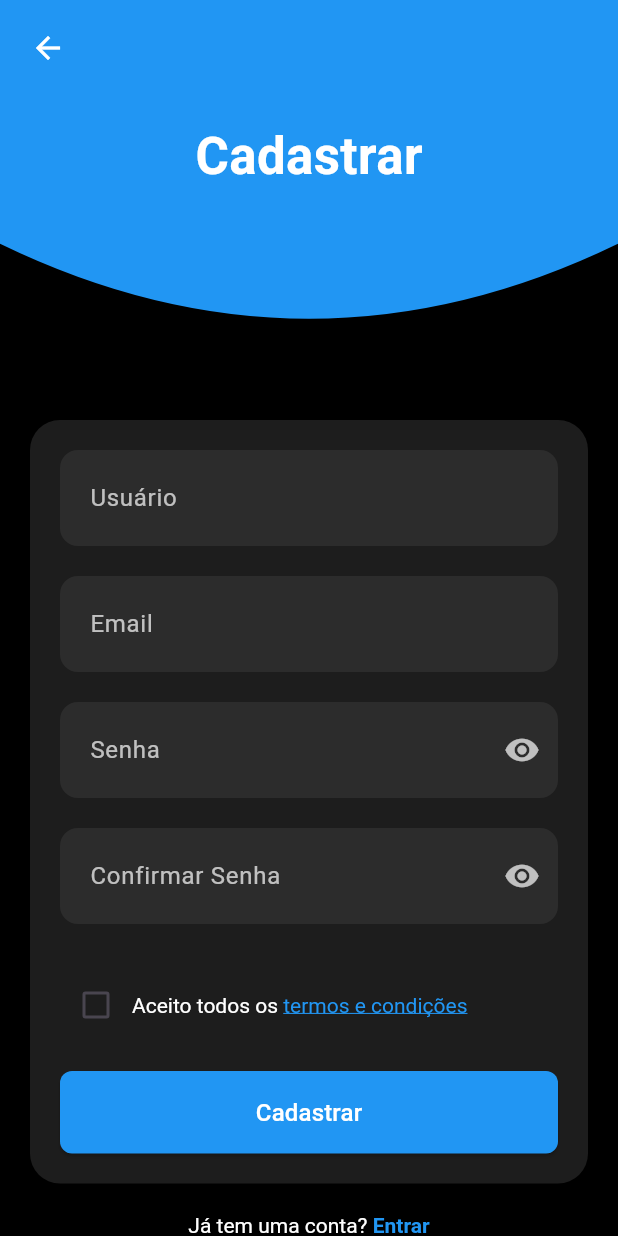
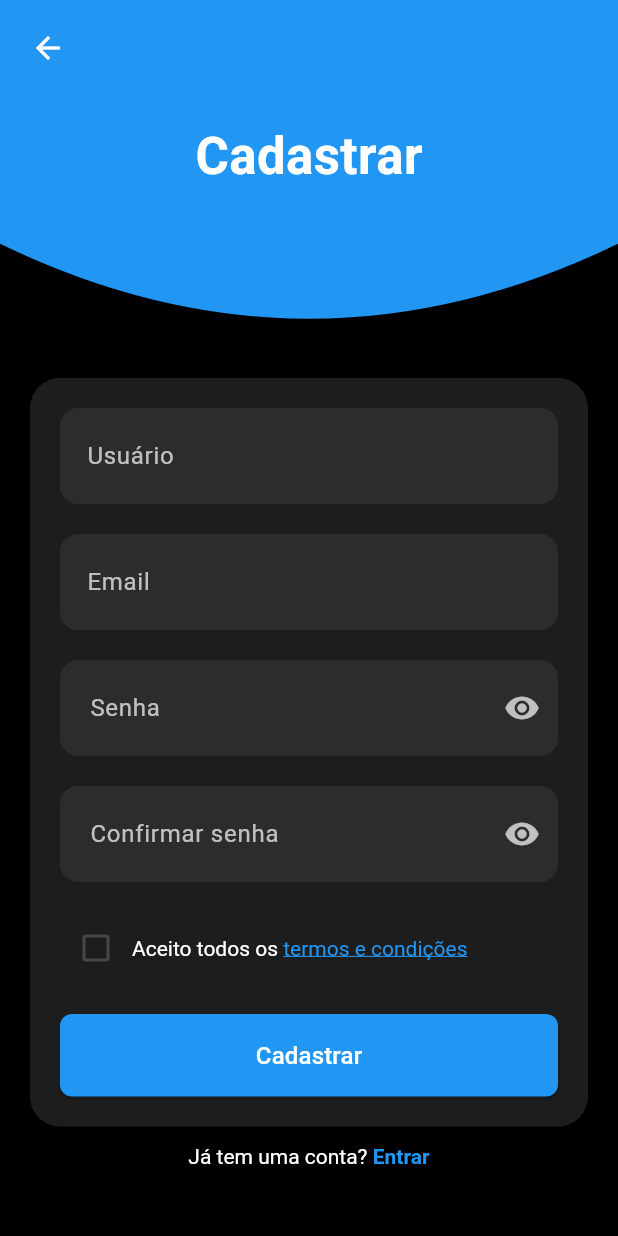
Before and after one commit to Josmateussilva0110/EVOLVERE_PDSI, a Flutter app: the screen it shows after launch, on a phone screen of 412 x 824 dp. Run offline on Flutter 3.47's test engine with Material 3 defaults, Android fonts, the phone set to English and light mode, and no system bars; our stand-ins replace image_picker.

Commit message:
refactor: tela de cadastro

```diff
--- a/frontend/lib/features/user/create_user_screen.dart
+++ /dev/null
@@ -1,199 +0,0 @@
-import 'package:flutter/material.dart';
-import '../user/tela_login/components/custom_top_curve.dart';
-
-void main() => runApp(MaterialApp(home: RegisterUserScreen()));
-
-class RegisterUserScreen extends StatefulWidget {
-  @override
-  _RegisterUserScreenState createState() => _RegisterUserScreenState();
-}
-
-class _RegisterUserScreenState extends State<RegisterUserScreen> {
-  bool _obscurePassword = true;
-  bool _obscureConfirmPassword = true;
-  bool _acceptTerms = false;
-
-  @override
-  Widget build(BuildContext context) {
-    return Scaffold(
-      backgroundColor: Colors.black,
-      body: SafeArea(
-        child: SingleChildScrollView(
-          child: Column(
-            children: [
-              CustomTopCurve(label: "Cadastrar"),
-              SizedBox(height: 30),
-              Padding(
-                padding: const EdgeInsets.symmetric(horizontal: 20),
-                child: Container(
-                  padding: EdgeInsets.all(20),
-                  decoration: BoxDecoration(
-                    color: Color(0xFF1D1D1D),
-                    borderRadius: BorderRadius.circular(20),
-                    boxShadow: [
-                      BoxShadow(
-                        color: Colors.black.withOpacity(0.5),
-                        blurRadius: 10,
-                        offset: Offset(0, 4),
-                      ),
-                    ],
-                  ),
-                  child: Column(
-                    crossAxisAlignment: CrossAxisAlignment.stretch,
-                    children: [
-                      _buildTextField(label: "Usuário"),
-                      SizedBox(height: 20),
-                      _buildTextField(label: "Email"),
-                      SizedBox(height: 20),
-                      _buildPasswordField(
-                        label: "Senha",
-                        obscureText: _obscurePassword,
-                        toggle: () {
-                          setState(() => _obscurePassword = !_obscurePassword);
-                        },
-                      ),
-                      SizedBox(height: 20),
-                      _buildPasswordField(
-                        label: "Confirmar Senha",
-                        obscureText: _obscureConfirmPassword,
-                        toggle: () {
-                          setState(
-                            () =>
-                                _obscureConfirmPassword =
-                                    !_obscureConfirmPassword,
-                          );
-                        },
-                      ),
-                      SizedBox(height: 30),
-                      Row(
-                        children: [
-                          Checkbox(
-                            value: _acceptTerms,
-                            onChanged: (bool? value) {
-                              setState(() {
-                                _acceptTerms = value ?? false;
-                              });
-                            },
-                            activeColor: Color(0xFF2196F3),
-                          ),
-                          Expanded(
-                            child: RichText(
-                              text: TextSpan(
-                                text: 'Aceito todos os ',
-                                style: TextStyle(color: Colors.white),
-                                children: [
-                                  TextSpan(
-                                    text: 'termos e condições',
-                                    style: TextStyle(
-                                      color: Color(0xFF2196F3),
-                                      decoration: TextDecoration.underline,
-                                    ),
-                                    // Aqui você pode adicionar lógica de clique se quiser abrir outra tela
-                                  ),
-                                ],
-                              ),
-                            ),
-                          ),
-                        ],
-                      ),
-                      SizedBox(height: 20),
-
-                      ElevatedButton(
-                        style: ElevatedButton.styleFrom(
-                          backgroundColor: Color(0xFF2196F3),
-                          foregroundColor: Colors.white,
-                          padding: EdgeInsets.symmetric(vertical: 16),
-                          shape: RoundedRectangleBorder(
-                            borderRadius: BorderRadius.circular(8),
-                          ),
-                        ),
-                        onPressed: () {},
-                        child: Text(
-                          'Cadastrar',
-                          style: TextStyle(fontSize: 16),
-                        ),
-                      ),
-                    ],
-                  ),
-                ),
-              ),
-              SizedBox(height: 20),
-              Center(
-                child: RichText(
-                  text: TextSpan(
-                    text: 'Já tem uma conta? ',
-                    style: TextStyle(color: Colors.white),
-                    children: [
-                      TextSpan(
-                        text: 'Entrar',
-                        style: TextStyle(
-                          color: Color(0xFF2196F3),
-                          fontWeight: FontWeight.bold,
-                        ),
-                        // Pode adicionar funcionalidade de clique aqui
-                      ),
-                    ],
-                  ),
-                ),
-              ),
-            ],
-          ),
-        ),
-      ),
-    );
-  }
-
-  Widget _buildTextField({required String label}) {
-    return TextField(
-      style: TextStyle(color: Colors.white),
-      decoration: InputDecoration(
-        labelText: label,
-        labelStyle: TextStyle(color: Colors.white70),
-        filled: true,
-        fillColor: Color(0xFF2C2C2C),
-        contentPadding: EdgeInsets.symmetric(vertical: 20, horizontal: 16),
-        enabledBorder: OutlineInputBorder(
-          borderRadius: BorderRadius.circular(12),
-          borderSide: BorderSide.none,
-        ),
-        focusedBorder: OutlineInputBorder(
-          borderRadius: BorderRadius.circular(12),
-          borderSide: BorderSide(color: Color(0xFF2196F3), width: 2),
-        ),
-      ),
-    );
-  }
-
-  Widget _buildPasswordField({
-    required String label,
-    required bool obscureText,
-    required VoidCallback toggle,
-  }) {
-    return TextField(
-      obscureText: obscureText,
-      style: TextStyle(color: Colors.white),
-      decoration: InputDecoration(
-        labelText: label,
-        labelStyle: TextStyle(color: Colors.white70),
-        filled: true,
-        fillColor: Color(0xFF2C2C2C),
-        suffixIcon: IconButton(
-          icon: Icon(
-            obscureText ? Icons.visibility : Icons.visibility_off,
-            color: Colors.white70,
-          ),
-          onPressed: toggle,
-        ),
-        contentPadding: EdgeInsets.symmetric(vertical: 20, horizontal: 16),
-        enabledBorder: OutlineInputBorder(
-          borderRadius: BorderRadius.circular(12),
-          borderSide: BorderSide.none,
-        ),
-        focusedBorder: OutlineInputBorder(
-          borderRadius: BorderRadius.circular(12),
-          borderSide: BorderSide(color: Color(0xFF2196F3), width: 2),
-        ),
-      ),
-    );
-  }
-}
--- a/frontend/lib/features/user/create_categorie_screen.dart
+++ b/frontend/lib/features/user/register_category/screens/categorie_screen.dart
@@ -1,7 +1,8 @@
 import 'package:flutter/material.dart';
 import 'package:image_picker/image_picker.dart';
 import 'dart:io';
-import '../user/tela_login/components/custom_top_curve.dart';
+import '../../components/custom_top_curve.dart';
+import '../../widgets/text_field.dart';
 
 void main() => runApp(MaterialApp(home: RegisterCategorieScreen()));
 
@@ -63,21 +64,13 @@ class _CategoriesScreenState extends State<RegisterCategorieScreen> {
                   child: Column(
                     crossAxisAlignment: CrossAxisAlignment.stretch,
                     children: [
-                      _buildTextField(
-                        label: "Nome da Categoria",
-                        hint: "Digite o nome da categoria",
-                      ),
+                      CustomTextField(label: "Nome da Categoria"),
                       SizedBox(height: 20),
-                      _buildTextField(
-                        label: "Descrição",
-                        hint: "Digite uma breve descrição",
-                        maxLines: 5,
-                      ),
+                      CustomTextField(label: "Descrição", maxLines: 5),
+
                       SizedBox(height: 20),
                       Column(
-                        crossAxisAlignment:
-                            CrossAxisAlignment
-                                .start,
+                        crossAxisAlignment: CrossAxisAlignment.start,
                         children: [
                           Text(
                             'Ícone',
@@ -101,7 +94,12 @@ class _CategoriesScreenState extends State<RegisterCategorieScreen> {
                                         ? Icon(
                                           Icons.add_a_photo,
                                           size: 28,
-                                          color: const Color.fromARGB(255, 0, 0, 0),
+                                          color: const Color.fromARGB(
+                                            255,
+                                            0,
+                                            0,
+                                            0,
+                                          ),
                                         )
                                         : null,
                               ),
@@ -170,7 +168,7 @@ class _CategoriesScreenState extends State<RegisterCategorieScreen> {
                 height: 52,
                 child: ElevatedButton(
                   style: ElevatedButton.styleFrom(
-                    backgroundColor: Color.fromARGB(255, 43, 107, 237),
+                    backgroundColor: Color(0xFF2196F3),
                     foregroundColor: Colors.white,
                     padding: EdgeInsets.symmetric(vertical: 16),
                     shape: RoundedRectangleBorder(
@@ -178,10 +176,7 @@ class _CategoriesScreenState extends State<RegisterCategorieScreen> {
                     ),
                   ),
                   onPressed: () {},
-                  child: Text(
-                    'Salvar',
-                    style: TextStyle(fontSize: 18),
-                  ),
+                  child: Text('Salvar', style: TextStyle(fontSize: 18)),
                 ),
               ),
 
@@ -192,51 +187,4 @@ class _CategoriesScreenState extends State<RegisterCategorieScreen> {
       ),
     );
   }
-
-  Widget _buildTextField({
-    required String label,
-    required String hint,
-    int maxLines = 1,
-  }) {
-    return Column(
-      crossAxisAlignment: CrossAxisAlignment.start,
-      children: [
-        Text(
-          label,
-          style: TextStyle(
-            color: Colors.white70,
-            fontSize: 16,
-            fontWeight: FontWeight.w500,
-          ),
-        ),
-        SizedBox(height: 10),
-        TextField(
-          maxLines: maxLines,
-          style: TextStyle(
-            color: Colors.white,
-          ),
-          decoration: InputDecoration(
-            hintText: hint,
-            hintStyle: TextStyle(
-              color: Colors.white38,
-            ),
-            filled: true,
-            fillColor: Color(0xFF2C2C2C),
-            contentPadding: EdgeInsets.symmetric(vertical: 20, horizontal: 16),
-            enabledBorder: OutlineInputBorder(
-              borderRadius: BorderRadius.circular(12),
-              borderSide: BorderSide.none,
-            ),
-            focusedBorder: OutlineInputBorder(
-              borderRadius: BorderRadius.circular(12),
-              borderSide: BorderSide(
-                color: Color.fromARGB(255, 43, 107, 237),
-                width: 2,
-              ),
-            ),
-          ),
-        ),
-      ],
-    );
-  }
 }
--- /dev/null
+++ b/frontend/lib/features/user/register_user/components/register_form.dart
@@ -0,0 +1,65 @@
+import 'package:flutter/material.dart';
+import '../../widgets/password_field.dart';
+import '../../widgets/text_field.dart';
+import 'terms_checkbox.dart';
+import '../../widgets/form_container.dart';
+
+class RegisterForm extends StatefulWidget {
+  @override
+  _RegisterFormState createState() => _RegisterFormState();
+}
+
+class _RegisterFormState extends State<RegisterForm> {
+  bool _obscurePassword = true;
+  bool _obscureConfirmPassword = true;
+  bool _acceptTerms = false;
+
+  @override
+  Widget build(BuildContext context) {
+    return FormContainer(
+      child: Column(
+        crossAxisAlignment: CrossAxisAlignment.stretch,
+        children: [
+          CustomTextField(label: "Usuário"),
+          SizedBox(height: 20),
+          CustomTextField(label: "Email"),
+          SizedBox(height: 20),
+          CustomPasswordField(
+            label: "Senha",
+            obscureText: _obscurePassword,
+            toggle: () => setState(() => _obscurePassword = !_obscurePassword),
+          ),
+          SizedBox(height: 20),
+          CustomPasswordField(
+            label: "Confirmar senha",
+            obscureText: _obscureConfirmPassword,
+            toggle:
+                () => setState(
+                  () => _obscureConfirmPassword = !_obscureConfirmPassword,
+                ),
+          ),
+          SizedBox(height: 20),
+          TermsCheckbox(
+            value: _acceptTerms,
+            onChanged: (value) => setState(() => _acceptTerms = value),
+          ),
+          SizedBox(height: 20),
+          ElevatedButton(
+            style: ElevatedButton.styleFrom(
+              backgroundColor: Color(0xFF2196F3),
+              foregroundColor: Colors.white,
+              padding: EdgeInsets.symmetric(vertical: 16),
+              shape: RoundedRectangleBorder(
+                borderRadius: BorderRadius.circular(8),
+              ),
+            ),
+            onPressed: () {
+              // lógica de cadastro
+            },
+            child: Text('Cadastrar', style: TextStyle(fontSize: 16)),
+          ),
+        ],
+      ),
+    );
+  }
+}
--- /dev/null
+++ b/frontend/lib/features/user/register_user/components/terms_checkbox.dart
@@ -0,0 +1,41 @@
+import 'package:flutter/material.dart';
+
+class TermsCheckbox extends StatelessWidget {
+  final bool value;
+  final ValueChanged<bool> onChanged;
+
+  const TermsCheckbox({
+    required this.value,
+    required this.onChanged,
+  });
+
+  @override
+  Widget build(BuildContext context) {
+    return Row(
+      children: [
+        Checkbox(
+          value: value,
+          onChanged: (bool? val) => onChanged(val ?? false),
+          activeColor: Color(0xFF2196F3),
+        ),
+        Expanded(
+          child: RichText(
+            text: TextSpan(
+              text: 'Aceito todos os ',
+              style: TextStyle(color: Colors.white),
+              children: [
+                TextSpan(
+                  text: 'termos e condições',
+                  style: TextStyle(
+                    color: Color(0xFF2196F3),
+                    decoration: TextDecoration.underline,
+                  ),
+                ),
+              ],
+            ),
+          ),
+        ),
+      ],
+    );
+  }
+}
--- /dev/null
+++ b/frontend/lib/features/user/register_user/screens/user_screen.dart
@@ -0,0 +1,50 @@
+import 'package:flutter/material.dart';
+import '../../components/custom_top_curve.dart';
+import '../components/register_form.dart';
+
+class RegisterUserScreen extends StatelessWidget {
+  @override
+  Widget build(BuildContext context) {
+    return Scaffold(
+      backgroundColor: Colors.black,
+      body: SafeArea(
+        child: SingleChildScrollView(
+          child: Column(
+            children: [
+              CustomTopCurve(label: "Cadastrar"),
+              SizedBox(height: 2),
+              RegisterForm(),
+              SizedBox(height: 12),
+              _LoginRedirect(),
+              SizedBox(height: 20),
+            ],
+          ),
+        ),
+      ),
+    );
+  }
+}
+
+class _LoginRedirect extends StatelessWidget {
+  @override
+  Widget build(BuildContext context) {
+    return Center(
+      child: RichText(
+        text: TextSpan(
+          text: 'Já tem uma conta? ',
+          style: TextStyle(color: Colors.white),
+          children: [
+            TextSpan(
+              text: 'Entrar',
+              style: TextStyle(
+                color: Color(0xFF2196F3),
+                fontWeight: FontWeight.bold,
+              ),
+              // Pode adicionar navegação aqui
+            ),
+          ],
+        ),
+      ),
+    );
+  }
+}
--- a/frontend/lib/features/user/tela_login/screens/login_screen.dart
+++ b/frontend/lib/features/user/tela_login/screens/login_screen.dart
@@ -1,7 +1,7 @@
 import 'package:flutter/material.dart';
 import '../widgets/login_form.dart';
 import '../widgets/theme_toggle_button.dart';
-import '../components/custom_top_curve.dart';
+import '../../components/custom_top_curve.dart';
 
 class LoginScreen extends StatelessWidget {
   final VoidCallback toggleTheme;
--- /dev/null
+++ b/frontend/lib/features/user/widgets/form_container.dart
@@ -0,0 +1,29 @@
+import 'package:flutter/material.dart';
+
+class FormContainer extends StatelessWidget {
+  final Widget child;
+
+  const FormContainer({required this.child});
+
+  @override
+  Widget build(BuildContext context) {
+    return Padding(
+      padding: const EdgeInsets.symmetric(horizontal: 20),
+      child: Container(
+        padding: EdgeInsets.all(20),
+        decoration: BoxDecoration(
+          color: Color(0xFF1D1D1D),
+          borderRadius: BorderRadius.circular(20),
+          boxShadow: [
+            BoxShadow(
+              color: Colors.black.withOpacity(0.5),
+              blurRadius: 10,
+              offset: Offset(0, 4),
+            ),
+          ],
+        ),
+        child: child,
+      ),
+    );
+  }
+}
--- /dev/null
+++ b/frontend/lib/features/user/widgets/password_field.dart
@@ -0,0 +1,47 @@
+import 'package:flutter/material.dart';
+
+class CustomPasswordField extends StatelessWidget {
+  final String label;
+  final bool obscureText;
+  final VoidCallback toggle;
+  final TextEditingController? controller;
+
+  const CustomPasswordField({
+    super.key,
+    required this.label,
+    required this.obscureText,
+    required this.toggle,
+    this.controller,
+  });
+
+  @override
+  Widget build(BuildContext context) {
+    return TextField(
+      controller: controller,
+      obscureText: obscureText,
+      style: const TextStyle(color: Colors.white),
+      decoration: InputDecoration(
+        labelText: label,
+        labelStyle: const TextStyle(color: Colors.white70),
+        filled: true,
+        fillColor: const Color(0xFF2C2C2C),
+        suffixIcon: IconButton(
+          icon: Icon(
+            obscureText ? Icons.visibility : Icons.visibility_off,
+            color: Colors.white70,
+          ),
+          onPressed: toggle,
+        ),
+        contentPadding: const EdgeInsets.symmetric(vertical: 20, horizontal: 16),
+        enabledBorder: OutlineInputBorder(
+          borderRadius: BorderRadius.circular(12),
+          borderSide: BorderSide.none,
+        ),
+        focusedBorder: OutlineInputBorder(
+          borderRadius: BorderRadius.circular(12),
+          borderSide: const BorderSide(color: Color(0xFF2196F3), width: 2),
+        ),
+      ),
+    );
+  }
+}
--- /dev/null
+++ b/frontend/lib/features/user/widgets/text_field.dart
@@ -0,0 +1,49 @@
+import 'package:flutter/material.dart';
+
+class CustomTextField extends StatelessWidget {
+  final String label;
+  final TextEditingController? controller;
+  final TextInputType? keyboardType;
+  final bool obscureText;
+  final int maxLines;
+
+  const CustomTextField({
+    super.key,
+    required this.label,
+    this.controller,
+    this.keyboardType,
+    this.obscureText = false,
+    this.maxLines = 1,
+  });
+
+  @override
+  Widget build(BuildContext context) {
+    final bool isMultiline = maxLines > 1;
+
+    return TextField(
+      controller: controller,
+      keyboardType: keyboardType,
+      obscureText: obscureText,
+      maxLines: maxLines,
+      style: const TextStyle(color: Colors.white),
+      decoration: InputDecoration(
+        labelText: label,
+        labelStyle: const TextStyle(color: Colors.white70),
+        filled: true,
+        fillColor: const Color(0xFF2C2C2C),
+        contentPadding: EdgeInsets.symmetric(
+          vertical: isMultiline ? 24 : 20,
+          horizontal: 14,
+        ),
+        enabledBorder: OutlineInputBorder(
+          borderRadius: BorderRadius.circular(12),
+          borderSide: BorderSide.none,
+        ),
+        focusedBorder: OutlineInputBorder(
+          borderRadius: BorderRadius.circular(12),
+          borderSide: const BorderSide(color: Color(0xFF2196F3), width: 2),
+        ),
+      ),
+    );
+  }
+}
--- a/frontend/lib/main.dart
+++ b/frontend/lib/main.dart
@@ -1,8 +1,8 @@
 import 'package:flutter/material.dart';
 import 'features/user/tela_login/themes/app_theme.dart';
 //import 'features/user/tela_login/screens/login_screen.dart';
-import './features/user/create_user_screen.dart';
-//import './features/user/create_categorie_screen.dart';
+import 'features/user/register_user/screens/user_screen.dart';
+//import 'features/user/register_category/screens/categorie_screen.dart';
 
 void main() {
   runApp(const MyApp());
```
Also changed, not shown: frontend/lib/features/user/components/custom_top_curve.dart (renamed from frontend/lib/features/user/tela_login/components/custom_top_curve.dart).
